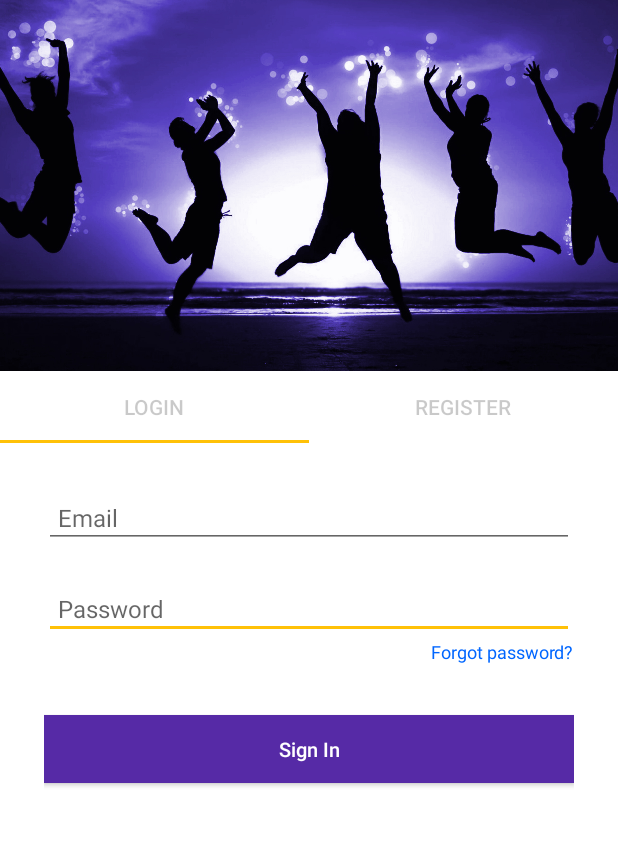
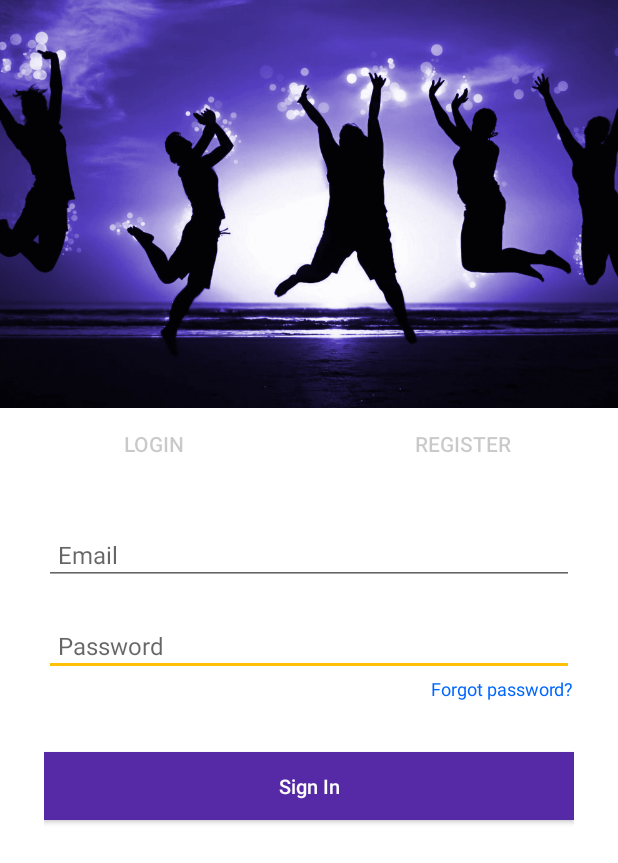
Before and after one commit to Pancor/Stagap, an Android app: the screen it shows after launch (LoginActivity), on a phone screen of 412 x 824 dp. Shown: the top 863 px of the screen. Run offline under Robolectric (Android 15) with nearby library versions, the phone set to English and light mode, and no system bars; our stand-ins replace Firebase (no records; nobody signed in at launch, a user with empty details on screens opened directly).

Commit message:
Added Glide library and changed design

```diff
--- a/app/src/main/java/com/stagap/stagap/LoginActivity.java
+++ b/app/src/main/java/com/stagap/stagap/LoginActivity.java
@@ -7,16 +7,23 @@ import android.support.design.widget.TabLayout;
 import android.support.v4.view.ViewPager;
 
 import android.support.v7.app.AppCompatActivity;
+import android.widget.ImageView;
+
+import com.bumptech.glide.Glide;
 
 public class LoginActivity extends AppCompatActivity{
     private ViewPager viewPager;
     private ActionBar actionBar;
     private String[] tabs = { "LOGIN", "REGISTER"};
+    private ImageView mainImage;
 
     @Override
     protected void onCreate(Bundle savedInstanceState) {
         super.onCreate(savedInstanceState);
         setContentView(R.layout.activity_login);
+
+        mainImage = findViewById(R.id.mainImage);
+        Glide.with(this).load(R.drawable.happy).into(mainImage);
 
         TabLayout tabLayout = findViewById(R.id.myTablebar);
         tabLayout.addTab(tabLayout.newTab().setText("LOGIN"));
--- a/app/src/main/java/com/stagap/stagap/LoginFragment.java
+++ b/app/src/main/java/com/stagap/stagap/LoginFragment.java
@@ -40,10 +40,9 @@ public class LoginFragment extends Fragment {
 
         emailField = view.findViewById(R.id.emailField);
         passwordField = view.findViewById(R.id.passwordField);
-        relativeLoading= view.findViewById(R.id.relativeLoading);
+        relativeLoading= getActivity().findViewById(R.id.relativeLoading);
+        signInBtn = view.findViewById(R.id.signInBtn);
 
-
-        signInBtn = view.findViewById(R.id.signInBtn);
         signInBtn.setOnClickListener(new View.OnClickListener() {
             @Override
             public void onClick(View view) {
--- a/app/src/main/res/drawable/loginregister_buttons.xml
+++ b/app/src/main/res/drawable/loginregister_buttons.xml
@@ -1,5 +1,12 @@
 <?xml version="1.0" encoding="utf-8"?>
 <selector xmlns:android="http://schemas.android.com/apk/res/android">
+
+
+    <item android:state_middle="true">
+        <shape>
+            <solid android:color="#ffffff" />
+        </shape>
+    </item>
 
     <item>
         <shape>
@@ -8,10 +15,5 @@
         </shape>
     </item>
 
-    <item android:state_enabled="true">
-        <shape>
-            <solid android:color="#ffffff" />
-        </shape>
-    </item>
 
 </selector>
--- a/app/src/main/res/layout/activity_login.xml
+++ b/app/src/main/res/layout/activity_login.xml
@@ -19,7 +19,7 @@
         <RelativeLayout
             android:id="@+id/mainRelative"
             android:layout_width="match_parent"
-            android:layout_height="295dp">
+            android:layout_height="320dp">
 
         <ImageView
             android:id="@+id/mainImage"
@@ -28,18 +28,16 @@
             android:layout_alignParentLeft="true"
             android:layout_alignParentStart="true"
             android:layout_alignParentTop="true"
-            android:scaleType="centerCrop"
-            android:src="@drawable/happy" />
+            android:scaleType="centerCrop" />
 
             <android.support.design.widget.TabLayout
                 android:id="@+id/myTablebar"
+                app:tabIndicatorColor="@android:color/white"
                 android:layout_alignParentBottom="true"
                 android:layout_width="match_parent"
                 android:layout_height="wrap_content"
                 app:tabTextColor="#36000000"
-                android:background="@android:color/white"
-                style="@style/TabStyle"
-                android:theme="@style/TabStyle"/>
+                android:background="@android:color/white"/>
 
         </RelativeLayout>
 
--- a/app/src/main/res/layout/fragment_login.xml
+++ b/app/src/main/res/layout/fragment_login.xml
@@ -4,7 +4,6 @@
     android:layout_height="match_parent"
     tools:context="com.stagap.stagap.LoginFragment">
 
-    <!-- TODO: Update blank fragment layout -->
     <RelativeLayout
         android:id="@+id/valuesRelative"
         android:layout_width="match_parent"
--- a/app/src/main/res/values/styles.xml
+++ b/app/src/main/res/values/styles.xml
@@ -16,11 +16,4 @@
 
     <style name="AppTheme.PopupOverlay" parent="ThemeOverlay.AppCompat.Light" />
 
-    <style name="TabStyle" parent="@style/ThemeOverlay.AppCompat.ActionBar">
-        <item name="android:textColorHighlight">@color/colorPrimaryDark</item>
-        <item name="android:textColor">@color/colorPrimaryDark</item>
-        <item name="android:color">@color/colorPrimaryDark</item>
-        <item name="colorControlNormal">@color/colorPrimaryDark</item>
-    </style>
-
 </resources>
```
